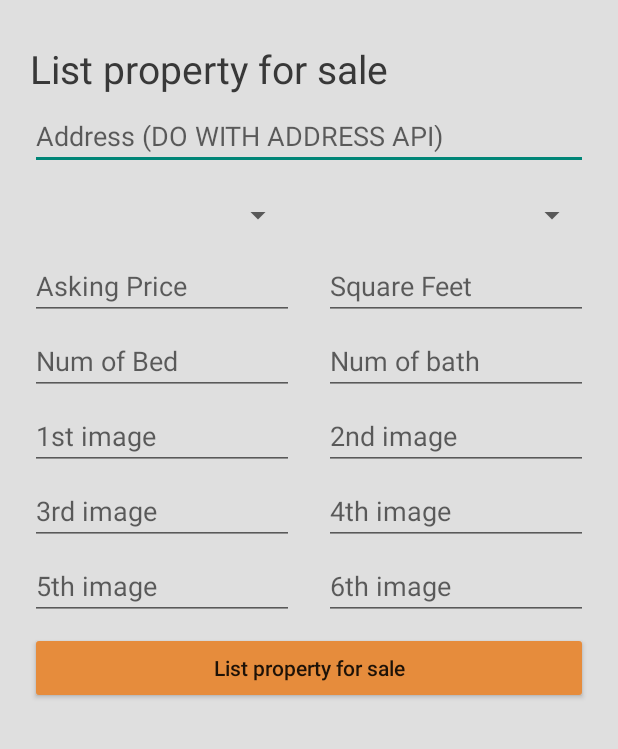
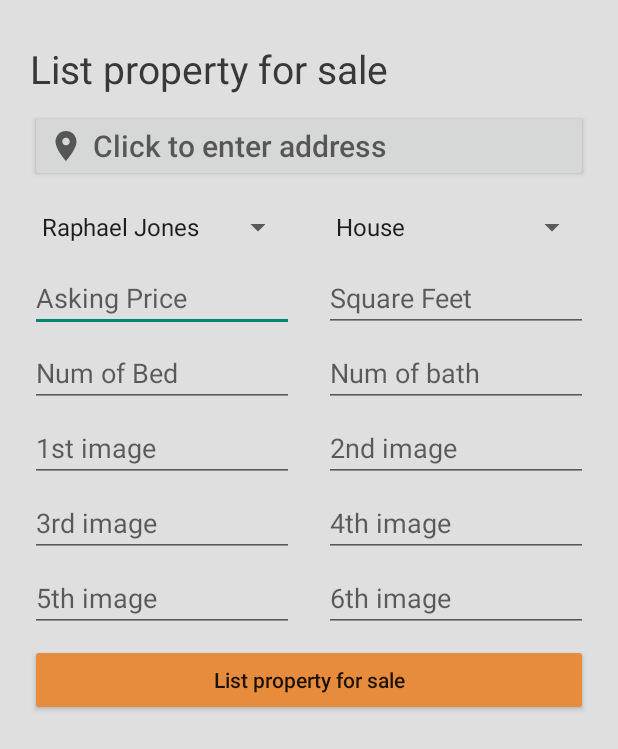
Before and after one commit to SevagSA/Real-Estate-Android-App, an Android app: the ListPropertyActivity screen opened directly, with no data from a screen before it, on a phone screen of 412 x 824 dp. Shown: the top 749 px of the screen. Run offline under Robolectric (Android 15) with nearby library versions, the light colour scheme and no system bars; 1 statement that could not run was skipped.

Commit message:
Added spinner to list property page

```diff
--- a/app/src/main/java/com/example/realestateapplication/Controllers/AgentActivity.java
+++ b/app/src/main/java/com/example/realestateapplication/Controllers/AgentActivity.java
@@ -70,7 +70,7 @@ public class AgentActivity extends AppCompatActivity implements NavigationView.O
      */
     private void populateRecyclerViewListings() {
         Agent agent = new Agent(this);
-        ArrayList<Property> agentProperties = agent.getAllProperties();
+        ArrayList<Property> agentProperties = agent.getAllPropertiesOfAgent();
 
         LinearLayoutManager agentPropertyLayoutManager = new LinearLayoutManager(
                 this, LinearLayoutManager.VERTICAL, false
--- a/app/src/main/java/com/example/realestateapplication/Controllers/HomeActivity.java
+++ b/app/src/main/java/com/example/realestateapplication/Controllers/HomeActivity.java
@@ -173,7 +173,7 @@ public class HomeActivity extends AppCompatActivity implements Observer, Navigat
     }
 }
 
-//Places.initialize(getApplicationContext(), "AIzaSyD3hdT4eY5_Dh2mCrGGV1Rkd_PM4AhcBJM");
+//Places.initialize(getApplicationContext(), "AIzaSyBUUmmyiGdCIlDhGyEvI38S6fExzomHYlE");
 //        PlacesClient placesClient = Places.createClient(getApplicationContext());
 //
 //        Log.d("here", findViewById(R.id.searchInputBarSearchView) + "");
--- a/app/src/main/java/com/example/realestateapplication/Controllers/ListPropertyActivity.java
+++ b/app/src/main/java/com/example/realestateapplication/Controllers/ListPropertyActivity.java
@@ -1,16 +1,125 @@
 package com.example.realestateapplication.Controllers;
 
+import androidx.annotation.Nullable;
 import androidx.appcompat.app.AppCompatActivity;
-import androidx.appcompat.widget.Toolbar;
+
+import android.content.Intent;
 import android.os.Bundle;
+import android.util.Log;
+import android.view.View;
+import android.widget.AdapterView;
+import android.widget.ArrayAdapter;
+import android.widget.Button;
+import android.widget.Spinner;
+import android.widget.Toast;
 
+import com.example.realestateapplication.Models.Agent;
+import com.example.realestateapplication.Models.Property;
 import com.example.realestateapplication.R;
+import com.google.android.libraries.places.api.Places;
+import com.google.android.libraries.places.api.model.Place;
+import com.google.android.libraries.places.widget.Autocomplete;
+import com.google.android.libraries.places.widget.model.AutocompleteActivityMode;
 
-public class ListPropertyActivity extends AppCompatActivity {
+import java.util.ArrayList;
+import java.util.Arrays;
+import java.util.List;
+
+public class ListPropertyActivity extends AppCompatActivity{
+
+    Button propertyAddressEditText;
+    Agent agent = new Agent();
+    ArrayList<String> agents = agent.getAllAgentsNames();
 
     @Override
     protected void onCreate(Bundle savedInstanceState) {
         super.onCreate(savedInstanceState);
         setContentView(R.layout.activity_list_property);
+
+        propertyAddressEditText = findViewById(R.id.propertyAddressSelectBtn);
+        propertyAddressEditText.setFocusable(false);
+        Places.initialize(getApplicationContext(), "AIzaSyBUUmmyiGdCIlDhGyEvI38S6fExzomHYlE");
+
+        propertyAddressEditText.setOnClickListener(e -> {
+            List<Place.Field> fieldList = Arrays.asList(Place.Field.ADDRESS, Place.Field.NAME);
+            Intent intent = new Autocomplete.IntentBuilder(AutocompleteActivityMode.OVERLAY,
+                    fieldList).build(this);
+            startActivityForResult(intent, 100);
+        });
+
+
+        // Agent spinner
+        Spinner agentSpin = (Spinner) findViewById(R.id.listPropertySelectAgent);
+
+        ArrayAdapter agentAdapter = new ArrayAdapter(this, android.R.layout.simple_spinner_item, agents);
+        agentAdapter.setDropDownViewResource(android.R.layout.simple_spinner_dropdown_item);
+        //Setting the ArrayAdapter data on the Spinner
+        agentSpin.setAdapter(agentAdapter);
+        agentSpin.setOnItemSelectedListener(new AgentAdapterSpinnerClass());
+
+
+        // Property type spinner
+        Spinner propertyTypeSpin = (Spinner) findViewById(R.id.listPropertySelectPropertyType);
+
+        ArrayAdapter propertyTypeAdapter = new ArrayAdapter(this, android.R.layout.simple_spinner_item,
+                Property.PROPERTY_TYPES);
+        propertyTypeAdapter.setDropDownViewResource(android.R.layout.simple_spinner_dropdown_item);
+        propertyTypeSpin.setAdapter(propertyTypeAdapter);
+        propertyTypeSpin.setOnItemSelectedListener(new PropertyTypeAdapterSpinnerClass());
     }
-}
+
+    class PropertyTypeAdapterSpinnerClass implements AdapterView.OnItemSelectedListener {
+        @Override
+        public void onItemSelected(AdapterView<?> arg0, View arg1, int position, long id) {
+            {
+                Toast.makeText(arg1.getContext(), Property.PROPERTY_TYPES[position], Toast.LENGTH_LONG).show();
+            }
+        }
+
+        @Override
+        public void onNothingSelected(AdapterView<?> parent) {
+
+        }
+    }
+
+    class AgentAdapterSpinnerClass implements AdapterView.OnItemSelectedListener {
+        @Override
+        public void onItemSelected(AdapterView<?> arg0, View arg1, int position, long id) {
+            {
+                Toast.makeText(getApplicationContext(), agents.get(position), Toast.LENGTH_LONG).show();
+            }
+        }
+
+        @Override
+        public void onNothingSelected(AdapterView<?> parent) {
+
+        }
+    }
+
+//
+//    @Override
+//        protected void onActivityResult(int requestCode, int resultCode, @Nullable Intent data) {
+//            super.onActivityResult(requestCode, resultCode, data);
+//            if (requestCode == 100 && resultCode == RESULT_OK) {
+//                Place place = Autocomplete.getPlaceFromIntent(data);
+//                propertyAddressEditText.setText(place.getName());
+//            }
+//        }
+//
+//        //Performing action onItemSelected and onNothing selected
+//        @Override
+//        public void onItemSelected(AdapterView<?> arg0, View arg1, int position, long id) {
+//            Log.d("ID: ", id + " | ");
+//
+//            if (arg1.getId() == R.id.listPropertySelectAgent) {
+//                Toast.makeText(getApplicationContext(), agents.get(position), Toast.LENGTH_LONG).show();
+//            } else if (arg1.getId() == R.id.listPropertySelectPropertyType) {
+//                Toast.makeText(getApplicationContext(), Property.PROPERTY_TYPES[position], Toast.LENGTH_LONG).show();
+//            }
+//        }
+//
+//        @Override
+//        public void onNothingSelected(AdapterView<?> arg0) {
+//            // TODO Auto-generated method stub
+//        }
+    }
--- a/app/src/main/java/com/example/realestateapplication/Controllers/SearchPropertyActivity.java
+++ b/app/src/main/java/com/example/realestateapplication/Controllers/SearchPropertyActivity.java
@@ -59,7 +59,7 @@ public class SearchPropertyActivity extends AppCompatActivity implements Navigat
 
         searchBar = findViewById(R.id.searchInputBarSearchView);
         searchBar.setFocusable(false);
-        Places.initialize(getApplicationContext(), "AIzaSyD3hdT4eY5_Dh2mCrGGV1Rkd_PM4AhcBJM");
+        Places.initialize(getApplicationContext(), "AIzaSyBUUmmyiGdCIlDhGyEvI38S6fExzomHYlE");
 
         searchBar.setOnClickListener(e -> {
             List<Place.Field> fieldList = Arrays.asList(Place.Field.ADDRESS, Place.Field.NAME);
@@ -67,6 +67,19 @@ public class SearchPropertyActivity extends AppCompatActivity implements Navigat
                     fieldList).build(SearchPropertyActivity.this);
             startActivityForResult(intent, 100);
         });
+    }
+
+    @Override
+    protected void onActivityResult(int requestCode, int resultCode, @Nullable Intent data) {
+        super.onActivityResult(requestCode, resultCode, data);
+        if (requestCode == 100 && resultCode == RESULT_OK) {
+            Place place = Autocomplete.getPlaceFromIntent(data);
+            Toast.makeText(getApplicationContext(),
+                    place.getAddress() + ", Name:" + place.getName(),
+                    Toast.LENGTH_LONG).show();
+            searchBar.setText(place.getAddress());
+            populateRecyclerViewListings(place.getAddress());
+        }
     }
 
     @Override
@@ -121,17 +134,6 @@ public class SearchPropertyActivity extends AppCompatActivity implements Navigat
         }
     }
 
-    @Override
-    protected void onActivityResult(int requestCode, int resultCode, @Nullable Intent data) {
-        super.onActivityResult(requestCode, resultCode, data);
-        if (requestCode == 100 && resultCode == RESULT_OK) {
-            Place place = Autocomplete.getPlaceFromIntent(data);
-            Toast.makeText(getApplicationContext(),
-                    place.getAddress() + ", Name:" + place.getName(),
-                    Toast.LENGTH_LONG).show();
-            populateRecyclerViewListings(place.getAddress());
-        }
-    }
 
     /**
      * Render listings that match the search results of the user
--- a/app/src/main/java/com/example/realestateapplication/Models/Agent.java
+++ b/app/src/main/java/com/example/realestateapplication/Models/Agent.java
@@ -23,6 +23,10 @@ public class Agent implements Parcelable {
 //    private ArrayList<Property> listedProperties;
     private String phoneNumber;
     private Context context;
+
+
+    public Agent() {
+    }
 
     public Agent(Context context) { this.context = context; }
 
@@ -57,7 +61,7 @@ public class Agent implements Parcelable {
      * To get all of the properties of the current agent from the DB with all of their attributes.
      * @return An ArrayList<Property> of all of the properties of the current agent.
      */
-    public ArrayList<Property> getAllProperties() {
+    public ArrayList<Property> getAllPropertiesOfAgent() {
         // TODO: this will be later queried from the DB, not hardcoded.
         //  and it will be agent specific
 
@@ -135,6 +139,39 @@ public class Agent implements Parcelable {
                         "(948) 368-8276")
         ));
         return properties;
+    }
+
+    /**
+     * To get all of the names of the agents from the DB.
+     * @return An ArrayList<Agent> of all of the agents' names.
+     */
+    public ArrayList<String> getAllAgentsNames() {
+        ArrayList<String> agents = new ArrayList<>();
+        agents.add(new Agent(
+                "Raphael Jones",
+                "High Rise Estates",
+                R.drawable.raphael_jones,
+                78,
+                "Toronto, On, and Montreal, Qc",
+                "jones@agent.com",
+                "(435) 547-868").getFullName());
+        agents.add(new Agent(
+                "Alex Mason",
+                "Alberta Property Agents",
+                R.drawable.alex_mason,
+                78,
+                "Calgary, Ab",
+                "mason@agent.com",
+                "(356) 346-8288").getFullName());
+        agents.add(new Agent(
+                "Olivia James",
+                "Redwood Realty Group",
+                R.drawable.olivia_james,
+                78,
+                "Vancouver, Bc",
+                "james@agent.com",
+                "(948) 368-8276").getFullName());
+        return agents;
     }
 
     public String getFullName() {
--- a/app/src/main/java/com/example/realestateapplication/Models/Property.java
+++ b/app/src/main/java/com/example/realestateapplication/Models/Property.java
@@ -28,11 +28,14 @@ public class Property extends Observable implements Parcelable {
     private double propertyPrice;
 //    TODO: this will be the address provide by Google Places API.
 //     it will be used by getListingsBySearchQuery(). It is still not implemented
+//      -> Decide to use either getAddress(), or getName(). getName() seems more concise.
     private String propertyLocation;
     private String propertyAddress;
     private int propertyNumOfBed;
     private int propertyNumOfBath;
     private int propertySquareFoot;
+
+    public static final String[] PROPERTY_TYPES = {"House", "Apartment", "Land", "Duplex"};
 
     public Property(Context context) {
         this.context = context;
--- a/app/src/main/res/layout/activity_home.xml
+++ b/app/src/main/res/layout/activity_home.xml
@@ -30,7 +30,7 @@
 
                 <androidx.constraintlayout.widget.ConstraintLayout
                     android:layout_width="match_parent"
-                    android:layout_height="match_parent"
+                    android:layout_height="wrap_content"
                     android:padding="10dp">
 
                     <Button
@@ -43,7 +43,7 @@
                         android:textSize="@dimen/btn"
                         app:backgroundTint="@color/btnColor"
                         app:layout_constraintEnd_toEndOf="parent"
-                        app:layout_constraintTop_toBottomOf="@+id/fragment" />
+                        app:layout_constraintTop_toTopOf="parent" />
 
                     <LinearLayout
                         android:id="@+id/regionsLinearLayout"
--- a/app/src/main/res/layout/activity_list_property.xml
+++ b/app/src/main/res/layout/activity_list_property.xml
@@ -13,7 +13,7 @@
         android:layout_width="wrap_content"
         android:layout_height="wrap_content"
         android:layout_marginTop="8dp"
-        android:text="List property for sale"
+        android:text="@string/list_property_for_sale"
         android:textColor="@color/h1TitleBlack"
         android:textSize="@dimen/h1Title"
         app:layout_constraintEnd_toEndOf="parent"
@@ -21,17 +21,25 @@
         app:layout_constraintStart_toStartOf="parent"
         app:layout_constraintTop_toTopOf="parent" />
 
-    <EditText
-        android:id="@+id/listPropertyAddress"
+
+
+    <Button
+        android:id="@+id/propertyAddressSelectBtn"
         android:layout_width="0dp"
-        android:layout_height="40dp"
+        android:layout_height="wrap_content"
         android:layout_marginTop="10dp"
         android:ems="10"
-        android:hint="Address (DO WITH ADDRESS API)"
-        android:inputType="textPostalAddress"
+        android:textColor="#808080"
+        android:drawableLeft="@drawable/location_icon"
+        android:gravity="center_vertical"
+        android:textSize="20sp"
+        android:textAllCaps="false"
+        android:hint="@string/click_to_enter_address"
         app:layout_constraintEnd_toEndOf="parent"
         app:layout_constraintStart_toStartOf="parent"
-        app:layout_constraintTop_toBottomOf="@+id/listPropertyForSaleBtnH1" />
+        app:layout_constraintTop_toBottomOf="@+id/listPropertyForSaleBtnH1"
+        android:layout_gravity="center_horizontal"
+        android:drawablePadding="6dp" />
 
 
     <LinearLayout
@@ -41,7 +49,7 @@
         android:layout_marginTop="10dp"
         app:layout_constraintEnd_toEndOf="parent"
         app:layout_constraintStart_toStartOf="parent"
-        app:layout_constraintTop_toBottomOf="@+id/listPropertyAddress">
+        app:layout_constraintTop_toBottomOf="@+id/propertyAddressSelectBtn">
 
         <Spinner
             android:id="@+id/listPropertySelectAgent"
@@ -52,7 +60,7 @@
             android:ems="10"
             app:layout_constraintEnd_toEndOf="parent"
             app:layout_constraintStart_toStartOf="parent"
-            app:layout_constraintTop_toBottomOf="@+id/listPropertyAddress" />
+            app:layout_constraintTop_toBottomOf="@+id/propertyAddressSelectBtn" />
 
 
         <Spinner
@@ -95,7 +103,8 @@
             android:layout_weight=".90"
             android:ems="10"
             android:hint="@string/squareFeet"
-            android:inputType="number" />
+            android:inputType="number"
+            android:shadowColor="#FFFFFF" />
 
     </LinearLayout>
 
--- a/app/src/main/res/values/strings.xml
+++ b/app/src/main/res/values/strings.xml
@@ -28,7 +28,6 @@
     <string name="_1stImage">1st image</string>
     <string name="_2ndImage">2nd image</string>
     <string name="sellProperty">Sell property</string>
-    <string name="list_property_for_sale">List property for sale</string>
     <!-- TODO: Remove or change this placeholder text -->
     <string name="hello_blank_fragment">Hello blank fragment</string>
     <string name="enter_address">Enter address</string>
@@ -57,4 +56,6 @@
     <string name="email">Email</string>
     <string name="english">English</string>
     <string name="app_contact_email">info@realestateapp.com</string>
+    <string name="list_property_for_sale">List property for sale</string>
+    <string name="click_to_enter_address">Click to enter address</string>
 </resources>
```
Also changed, not shown: 1 other file.
